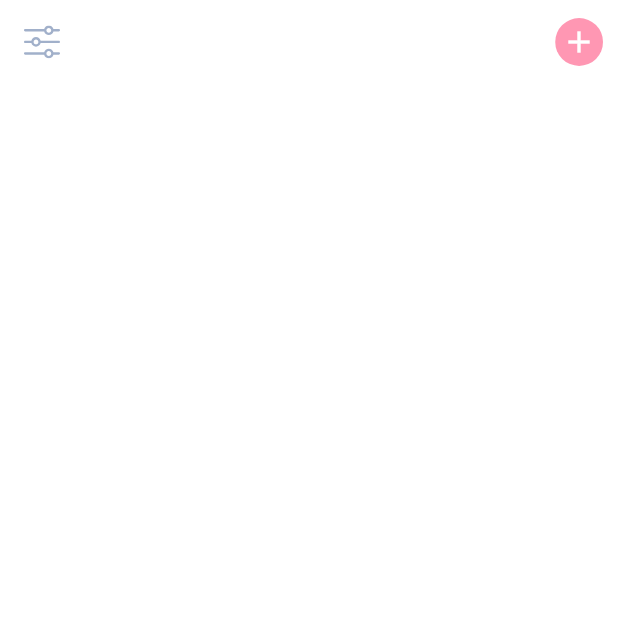
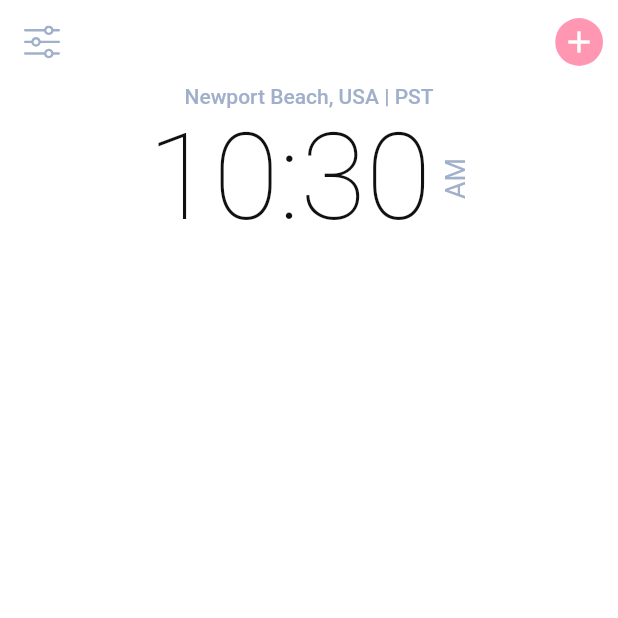
Before and after one commit to bhtri/flutter-analog-clock, a Flutter app: the screen it shows after launch, on a phone screen of 412 x 824 dp, the top half of it. Run offline on Flutter 3.47's test engine with Material 2 defaults, Android fonts, the phone set to English and light mode, and no system bars; our stand-ins replace flutter_svg, google_fonts.

Commit message:
💥 digital clock

```diff
--- /dev/null
+++ b/lib/screens/components/body.dart
@@ -0,0 +1,22 @@
+import 'package:analog_clock/screens/components/time_in_hour_and_minute.dart';
+import 'package:flutter/material.dart';
+
+class Body extends StatelessWidget {
+  const Body({Key? key}) : super(key: key);
+
+  @override
+  Widget build(BuildContext context) {
+    return SizedBox(
+      width: double.infinity,
+      child: Column(
+        children: [
+          Text(
+            'Newport Beach, USA | PST',
+            style: Theme.of(context).textTheme.bodyText1,
+          ),
+          TimeInHourAndMinute(),
+        ],
+      ),
+    );
+  }
+}
--- /dev/null
+++ b/lib/screens/components/time_in_hour_and_minute.dart
@@ -0,0 +1,52 @@
+import 'dart:async';
+import 'package:analog_clock/size_config.dart';
+import 'package:flutter/material.dart';
+
+class TimeInHourAndMinute extends StatefulWidget {
+  const TimeInHourAndMinute({Key? key}) : super(key: key);
+
+  @override
+  _TimeInHourAndMinuteState createState() => _TimeInHourAndMinuteState();
+}
+
+class _TimeInHourAndMinuteState extends State<TimeInHourAndMinute> {
+  TimeOfDay _timeOfDay = TimeOfDay.now();
+
+  @override
+  void initState() {
+    super.initState();
+    Timer.periodic(Duration(seconds: 1), (timer) {
+      if (_timeOfDay.minute != TimeOfDay.now().minute) {
+        setState(() {
+          _timeOfDay = TimeOfDay.now();
+        });
+      }
+    });
+  }
+
+  @override
+  Widget build(BuildContext context) {
+    String _period = _timeOfDay.period == DayPeriod.am ? 'AM' : 'PM';
+    SizeConfig sizeConfig = SizeConfig();
+    sizeConfig.init(context);
+
+    return Row(
+      mainAxisAlignment: MainAxisAlignment.center,
+      children: [
+        Text(
+          '${_timeOfDay.hour}:${_timeOfDay.minute}',
+          style: Theme.of(context).textTheme.headline1,
+        ),
+        SizedBox(width: 5),
+        RotatedBox(
+          quarterTurns: 3,
+          child: Text(
+            _period,
+            style:
+                TextStyle(fontSize: sizeConfig.getProportionateScreenWidth(18)),
+          ),
+        ),
+      ],
+    );
+  }
+}
--- a/lib/screens/home_screen.dart
+++ b/lib/screens/home_screen.dart
@@ -1,4 +1,5 @@
 import 'package:analog_clock/const/resource.dart';
+import 'package:analog_clock/screens/components/body.dart';
 import 'package:analog_clock/size_config.dart';
 import 'package:flutter/material.dart';
 import 'package:flutter_svg/svg.dart';
@@ -11,6 +12,7 @@ class HomeScreen extends StatelessWidget {
 
     return Scaffold(
       appBar: buildAppBar(context, sizeConfig),
+      body: Body(),
     );
   }
 
```
